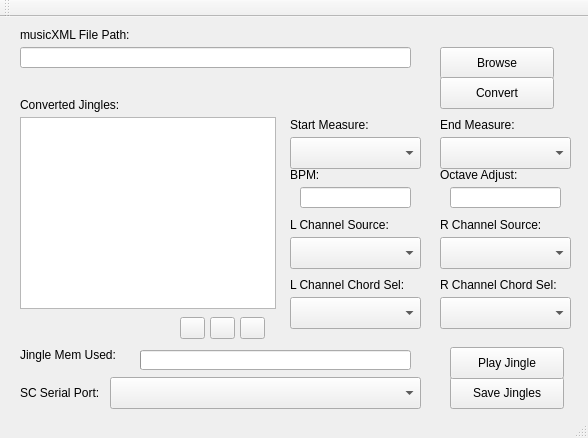
First picture: the form in Jingle/SCJingleConverter/mainwindow.ui, repository greggersaurus/OpenSteamController, before the edit.
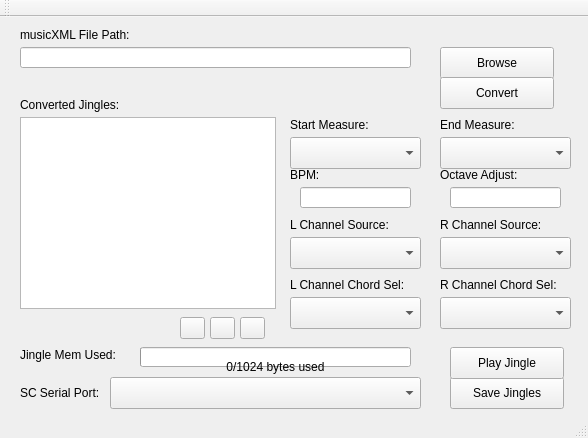
Second picture: the form after the edit.

What changed in the file:
```diff
--- a/Jingle/SCJingleConverter/mainwindow.ui
+++ b/Jingle/SCJingleConverter/mainwindow.ui
@@ -389,7 +389,7 @@
     <property name="geometry">
      <rect>
       <x>140</x>
-      <y>333</y>
+      <y>330</y>
       <width>271</width>
       <height>20</height>
      </rect>
@@ -420,6 +420,22 @@
      <string>Jingle Mem Used:</string>
     </property>
    </widget>
+   <widget class="QLabel" name="memUsageCurrBytesLabel">
+    <property name="geometry">
+     <rect>
+      <x>140</x>
+      <y>340</y>
+      <width>271</width>
+      <height>20</height>
+     </rect>
+    </property>
+    <property name="text">
+     <string>0/1024 bytes used</string>
+    </property>
+    <property name="alignment">
+     <set>Qt::AlignCenter</set>
+    </property>
+   </widget>
   </widget>
   <widget class="QMenuBar" name="menuBar">
    <property name="geometry">
```
Left out of the diff: 2 changed lines with no effect on the pictures.
